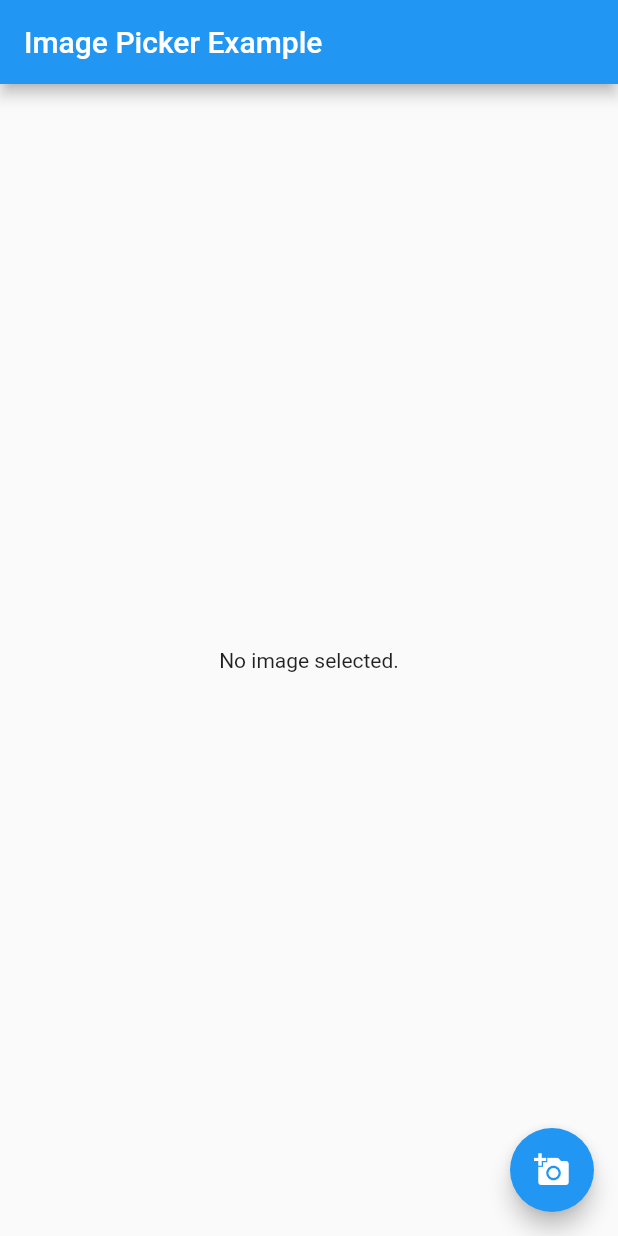
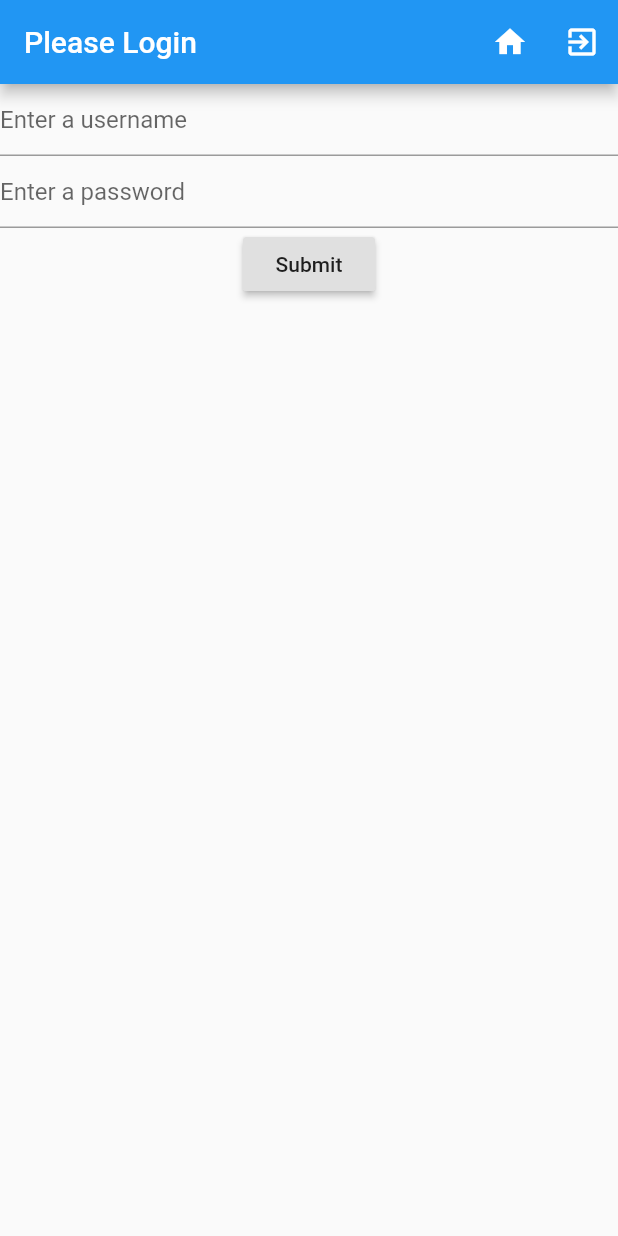
Before and after one commit to VicRen/flutter_learning, a Flutter app: the screen it shows after launch, on a phone screen of 412 x 824 dp. Run offline on Flutter 3.47's test engine with Material 2 defaults, Android fonts, the phone set to English and light mode, and no system bars; our stand-ins replace image_picker.

Commit message:
尝试 login 示例

```diff
--- /dev/null
+++ b/lib/login.dart
@@ -0,0 +1,30 @@
+import 'package:flutter/material.dart';
+import 'package:flutter/widgets.dart';
+import 'package:flutter/foundation.dart';
+
+class login extends StatelessWidget {
+
+  const login ({
+    Key key,
+    @required this.onSubmit
+  }) : super(key:key);
+
+  final VoidCallback onSubmit;
+  static final TextEditingController _user = new TextEditingController();
+  static final TextEditingController _pass = new TextEditingController();
+
+  String get username => _user.text;
+  String get password => _pass.text;
+
+  @override
+  Widget build(BuildContext context) {
+    return new Column(
+      children: <Widget>[
+        new TextField(controller: _user, decoration: new InputDecoration(hintText: "Enter a username")),
+        new TextField(controller: _pass, decoration: new InputDecoration(hintText: "Enter a password"), obscureText: true,),
+        new RaisedButton(child: new Text("Submit"), onPressed: onSubmit),
+      ],
+    );
+  }
+
+}
--- a/lib/main.dart
+++ b/lib/main.dart
@@ -4,16 +4,89 @@ import 'package:HelloFlutter/appbarbottomwidget.dart';
 import 'package:HelloFlutter/expansiontitle.dart';
 import 'package:HelloFlutter/flutterhome.dart';
 import 'package:HelloFlutter/imagepicker.dart';
+import 'package:HelloFlutter/login.dart';
 import 'package:flutter/material.dart';
 
 void main() => runApp(new FlutterLearning());
 
-class FlutterLearning extends StatelessWidget {
+class FlutterLearning extends StatefulWidget {
+
+  _FlutterState createState() => new _FlutterState();
+}
+
+class _FlutterState extends State<FlutterLearning> {
+
+  String _title = 'Please Login';
+  Widget _screen;
+  login _login;
+  FlutterHome _basicAppbar;
+  bool _authenticated;
+
+  _FlutterState() {
+    _login = new login(onSubmit: () {
+      onSubmit();
+    });
+    _basicAppbar = new FlutterHome();
+    _screen = _login;
+  }
+
+  void onSubmit() {
+    print('login with ' + _login.username + ' ' + _login.password);
+    if (_login.username == 'User' && _login.password == 'password') {
+      _setAuthenticated(true);
+    }
+  }
+
+  void _goHome() {
+    setState(() {
+      if (_authenticated) {
+        _screen = _basicAppbar;
+      } else {
+        _screen = _login;
+      }
+    });
+  }
+
+  void _logout() {
+    _setAuthenticated(false);
+  }
+
+  void _setAuthenticated(bool auth) {
+    setState(() {
+      if (auth) {
+        _screen = _basicAppbar;
+        _title = 'Welcome';
+        _authenticated = true;
+      } else {
+        _screen = _login;
+        _title = 'Please Login';
+        _authenticated = false;
+      }
+    });
+  }
+
   @override
   Widget build(BuildContext context) {
-    return new MediaQuery(
-        data: new MediaQueryData(),
-        child: new MaterialApp(home: new MyHomePage())
-    );
+//    return new MediaQuery(
+//        data: new MediaQueryData(),
+//        child: new MaterialApp(home: new MyHomePage())
+//    );
+      return MaterialApp(
+        title: 'LoginDemo',
+        home: new Scaffold(
+          appBar: new AppBar(
+            title: new Text(_title),
+            actions: <Widget>[
+              new IconButton(icon: new Icon(Icons.home), onPressed: () {
+                _goHome();
+              }),
+              new IconButton(icon: new Icon(Icons.exit_to_app), onPressed: () {
+                _logout();
+              }),
+            ],
+          ),
+          body: _screen,
+        ),
+      );
   }
 }
```
Also changed, not shown: lib/flutterhome.dart (+16 -16 lines), 3 other files.
